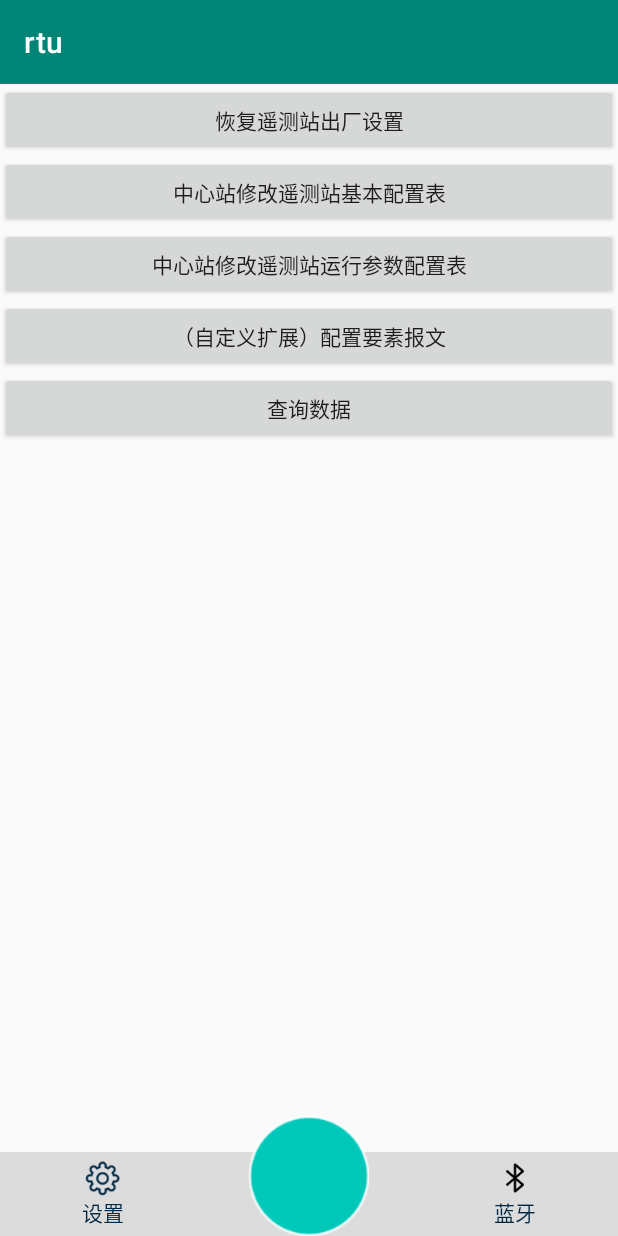
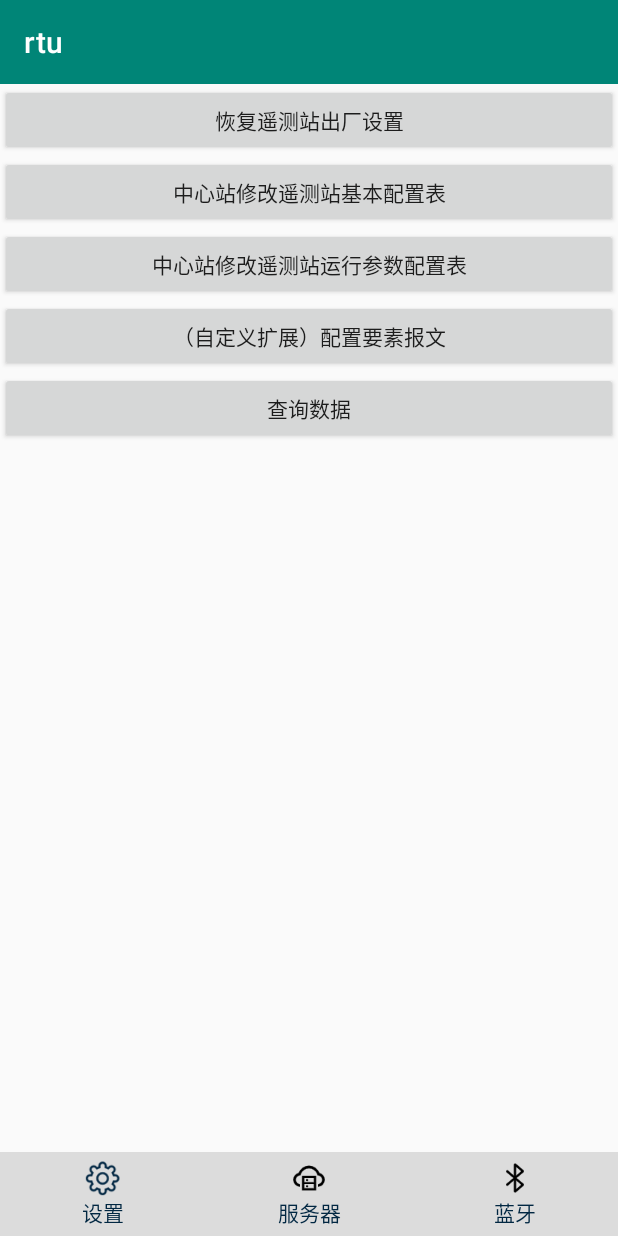
Before and after one commit to crystal-zhaojing/rtu, an Android app: the screen it shows after launch (MainActivity), on a phone screen of 412 x 824 dp. Run offline under Robolectric (Android 15) with nearby library versions, the phone set to English and light mode, and no system bars; 1 statement that could not run was skipped.

Commit message:
初步完成1.1

```diff
--- a/app/src/main/res/layout/activity_main.xml
+++ b/app/src/main/res/layout/activity_main.xml
@@ -25,7 +25,13 @@
             android:drawableTop="@drawable/tab_setting_selector"
             android:text="设置" />
 
-        <View style="@style/Custom.TabRadioButton" />
+        <RadioButton
+            android:id="@+id/cloud_tab"
+            style="@style/Custom.TabRadioButton"
+            android:drawableTop="@mipmap/ic_cloud"
+            android:text="服务器" />
+
+<!--        <View style="@style/Custom.TabRadioButton" />-->
 
 
 
@@ -36,12 +42,12 @@
             android:text="蓝牙" />
     </RadioGroup>
 
-    <ImageView
+    <!--<ImageView
         android:id="@+id/sign_iv"
         android:layout_width="80dp"
         android:layout_height="80dp"
         android:layout_alignParentBottom="true"
         android:layout_centerHorizontal="true"
         android:background="@android:color/transparent"
-        android:src="@mipmap/sign" />
+        android:src="@mipmap/sign" />-->
 </RelativeLayout>
```
Also changed, not shown: app/src/main/java/com/example/rtu_ble/fragment/CloudFragment.java (added, +19 -0 lines), app/src/main/res/mipmap-xhdpi/ic_cloud.png (added), 2 other files.
